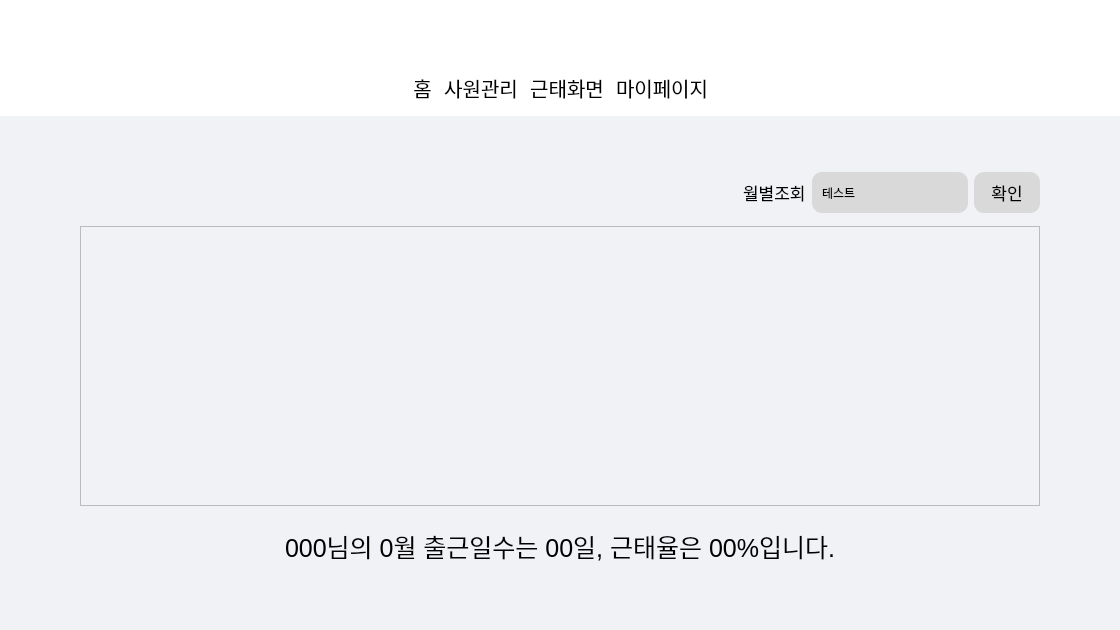
The window that Main/UI/MainWidget.ui (Uyuniwhite/Face-recognition-Attendance-System-Project) describes before a commit, drawn with Qt 5.
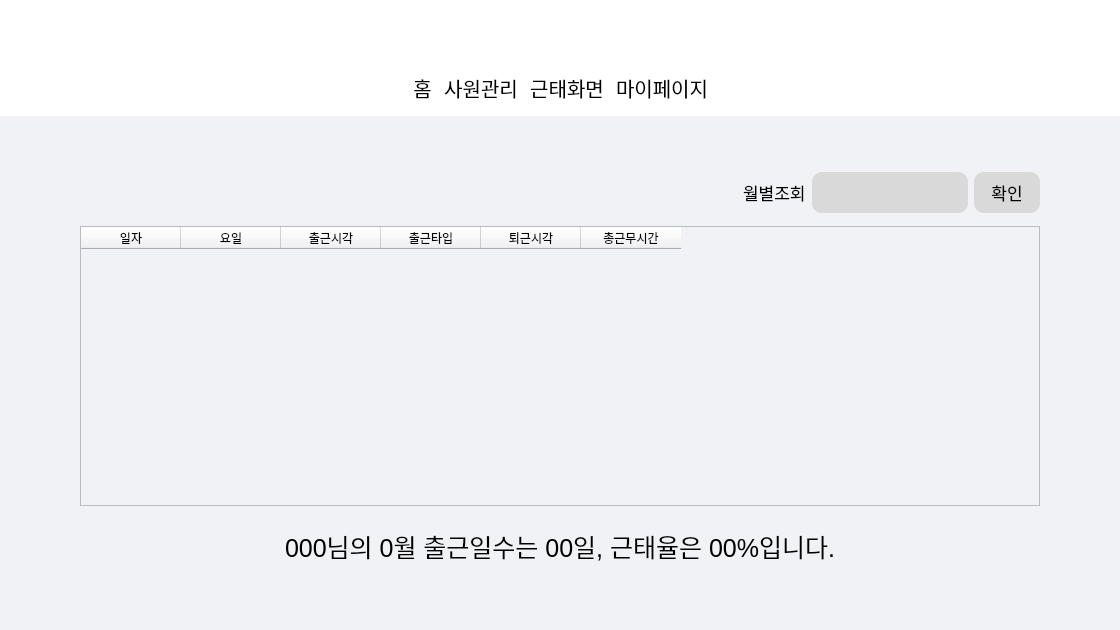
The same window after the commit. Icons and pictures are not drawn.

Commit message: 0827 퇴근할때 질문 부분 추가, 근태요약 db커넥터로 내용옮김

```diff
--- a/Main/UI/MainWidget.ui
+++ b/Main/UI/MainWidget.ui
@@ -1499,16 +1499,6 @@
 }
 </string>
                  </property>
-                 <item>
-                  <property name="text">
-                   <string>테스트</string>
-                  </property>
-                 </item>
-                 <item>
-                  <property name="text">
-                   <string>테스트</string>
-                  </property>
-                 </item>
                 </widget>
                </item>
                <item>
@@ -1565,6 +1555,36 @@
                    <height>280</height>
                   </size>
                  </property>
+                 <column>
+                  <property name="text">
+                   <string>일자</string>
+                  </property>
+                 </column>
+                 <column>
+                  <property name="text">
+                   <string>요일</string>
+                  </property>
+                 </column>
+                 <column>
+                  <property name="text">
+                   <string>출근시각</string>
+                  </property>
+                 </column>
+                 <column>
+                  <property name="text">
+                   <string>출근타입</string>
+                  </property>
+                 </column>
+                 <column>
+                  <property name="text">
+                   <string>퇴근시각</string>
+                  </property>
+                 </column>
+                 <column>
+                  <property name="text">
+                   <string>총근무시간</string>
+                  </property>
+                 </column>
                 </widget>
                </item>
               </layout>
```
The commit also changes 6 other files.
